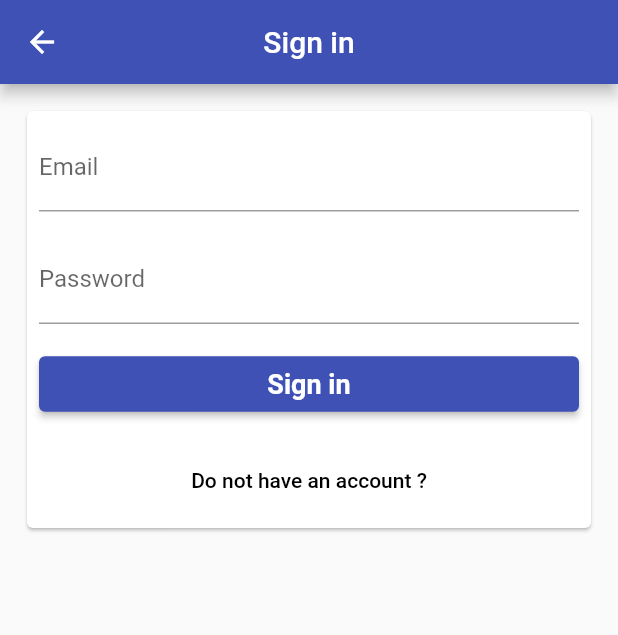
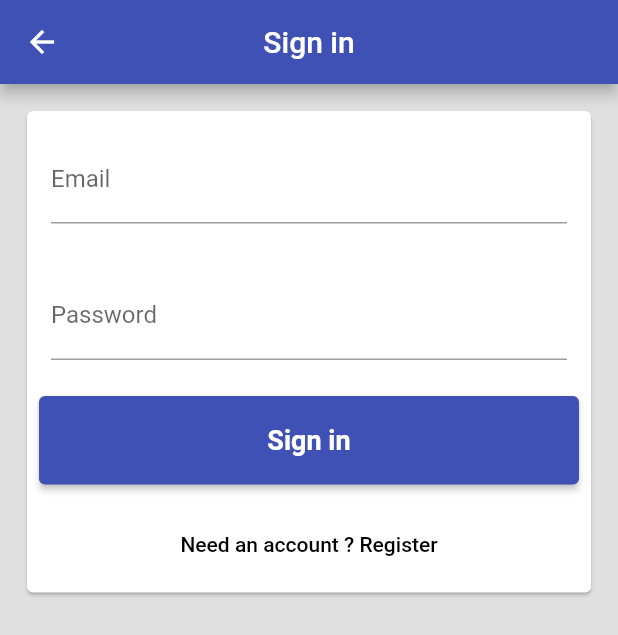
Before and after one commit to karim-Amin/time_trackers_app, a Flutter app: the SignInForm screen opened directly, on a phone screen of 412 x 824 dp. Shown: the top 635 px of the screen. Run offline on Flutter 3.47's test engine with Material 2 defaults, Android fonts, the phone set to English and light mode, and no system bars; our stand-ins replace firebase_auth, firebase_core, google_sign_in; missing offline and left inert: flutter_login_facebook; accounts and stored records are empty.

Commit message:
adding the toggle function to sign in form

```diff
--- a/lib/app_sign_in/email_sign_in_form.dart
+++ b/lib/app_sign_in/email_sign_in_form.dart
@@ -1,5 +1,8 @@
 import 'package:flutter/material.dart';
 import 'package:time_trackers_app/common_widgets/form_sign_in_button.dart';
+
+// define a type for two possible status
+enum EmailSignInStatusType { SignIn, Register }
 
 class SignInForm extends StatefulWidget {
   @override
@@ -7,17 +10,38 @@ class SignInForm extends StatefulWidget {
 }
 
 class _SignInFormState extends State<SignInForm> {
+  // TextEditing controllers
   final TextEditingController _emailController = TextEditingController();
   final TextEditingController _passwordController = TextEditingController();
+  // define a variable will hold the status
+  EmailSignInStatusType _signInStatus = EmailSignInStatusType.SignIn;
   void _submit() {
     print(
         'email : ${_emailController.text} password : ${_passwordController.text}');
   }
 
+  void _toggelStatus() {
+    // clear the text fileds
+    _emailController.clear();
+    _passwordController.clear();
+    setState(() {
+      _signInStatus = _signInStatus == EmailSignInStatusType.SignIn
+          ? EmailSignInStatusType.Register
+          : EmailSignInStatusType.SignIn;
+    });
+  }
+
   List<Widget> _buildChildren() {
+    // string displayed in the first button
+    String primary =
+        _signInStatus == EmailSignInStatusType.SignIn ? 'Sign in' : 'Register';
+    // string displayed in the second button (Text button)
+    String secondery = _signInStatus == EmailSignInStatusType.SignIn
+        ? 'Need an account ? Register'
+        : 'Have an account ? Sign in';
     return [
       Padding(
-        padding: const EdgeInsets.all(8.0),
+        padding: const EdgeInsets.all(16.0),
         // assign text controller for each textField
         child: TextField(
           controller: _emailController,
@@ -29,7 +53,7 @@ class _SignInFormState extends State<SignInForm> {
         ),
       ),
       Padding(
-        padding: const EdgeInsets.all(8.0),
+        padding: const EdgeInsets.all(16.0),
         child: TextField(
           controller: _passwordController,
           decoration: InputDecoration(
@@ -40,10 +64,11 @@ class _SignInFormState extends State<SignInForm> {
           obscureText: true,
         ),
       ),
-      Padding(
+      Container(
         padding: const EdgeInsets.all(8.0),
+        height: 75.0,
         child: CustomElevatedButton(
-          text: 'Sign in',
+          text: primary,
           onPressed: _submit,
           color: Colors.indigo,
         ),
@@ -52,13 +77,13 @@ class _SignInFormState extends State<SignInForm> {
           padding: const EdgeInsets.all(8.0),
           child: TextButton(
             child: Text(
-              'Do not have an account ?',
+              secondery,
               style: TextStyle(
                 color: Colors.black,
                 fontSize: 14.0,
               ),
             ),
-            onPressed: () {},
+            onPressed: _toggelStatus,
           )),
     ];
   }
@@ -70,6 +95,7 @@ class _SignInFormState extends State<SignInForm> {
         title: Text('Sign in'),
         centerTitle: true,
       ),
+      backgroundColor: Colors.grey[300],
       body: Padding(
         padding: const EdgeInsets.all(14.0),
         child: Card(
```
